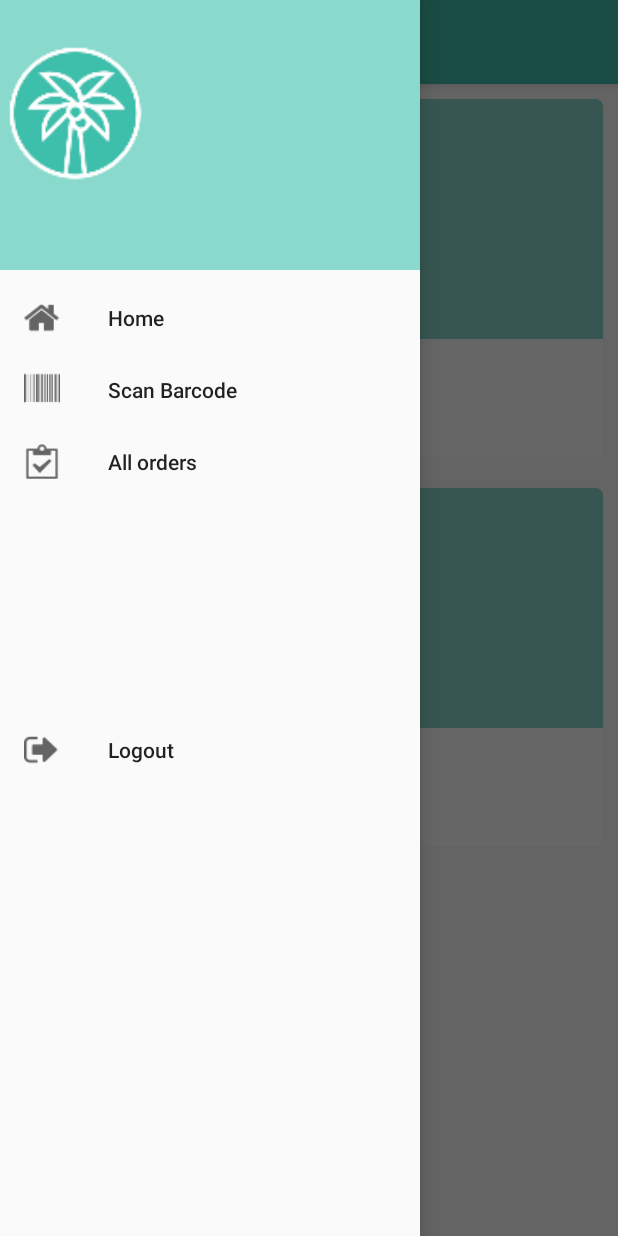
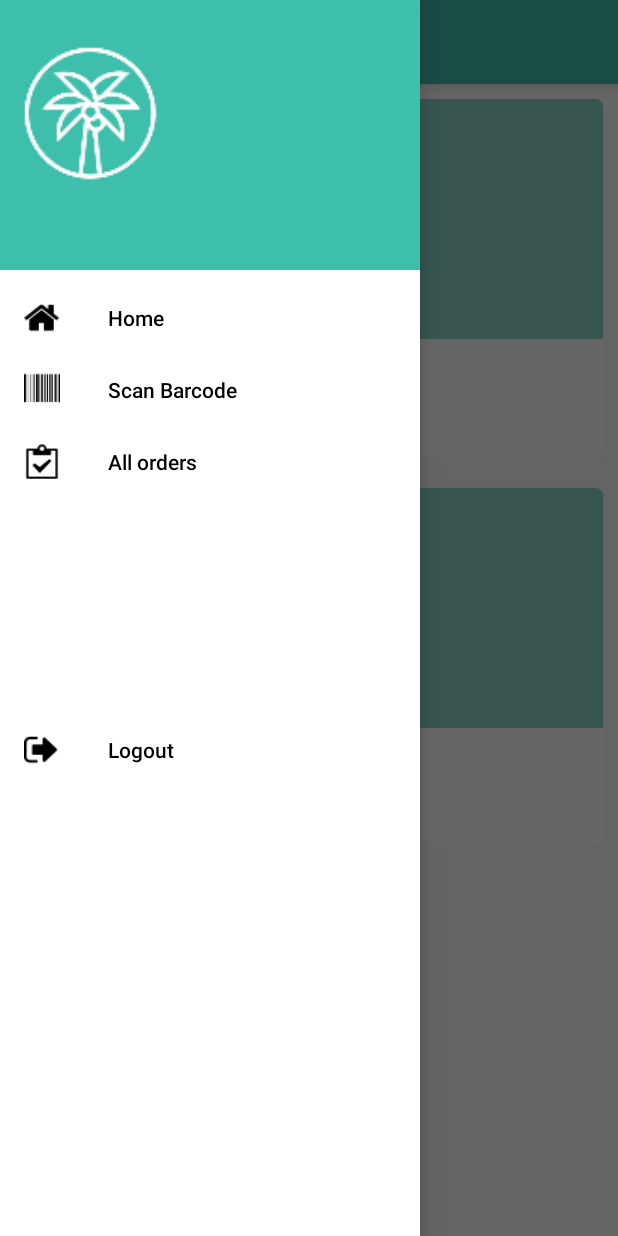
Before and after one commit to mahmud6390/WooCommerceVendor, an Android app: the HomeActivity screen opened directly, with no data from a screen before it, with the side drawer open, on a phone screen of 412 x 824 dp. Run offline under Robolectric (Android 15) with nearby library versions, the phone set to English and light mode, and no system bars; our stand-ins replace CircleImageView; libraries missing offline, so code that uses them is left out: com.amazonaws.mobile, com.amazonaws.mobileconnectors; pictures from the network do not load; 5 statements that could not run were skipped.

Commit message:
Navigation bar ui changes

```diff
--- /dev/null
+++ b/app/src/main/res/drawable/drawer_item_color.xml
@@ -0,0 +1,5 @@
+<?xml version="1.0" encoding="utf-8"?>
+<selector xmlns:android="http://schemas.android.com/apk/res/android">
+    <item android:color="@color/colorPrimary" android:state_checked="true" />
+    <item android:color="@color/black" />
+</selector>
--- a/app/src/main/res/layout/activity_main.xml
+++ b/app/src/main/res/layout/activity_main.xml
@@ -19,6 +19,9 @@
         android:layout_height="match_parent"
         android:layout_gravity="start"
         android:fitsSystemWindows="true"
+        android:background="@color/white"
+        app:itemIconTint="@drawable/drawer_item_color"
+        app:itemTextColor="@drawable/drawer_item_color"
         app:headerLayout="@layout/nav_header_main"
         app:menu="@menu/activity_main_drawer" />
 
--- a/app/src/main/res/layout/nav_header_main.xml
+++ b/app/src/main/res/layout/nav_header_main.xml
@@ -4,8 +4,8 @@
     android:layout_height="@dimen/nav_header_height"
     android:gravity="bottom"
     android:orientation="vertical"
-
-    android:background="@color/colorAccent"
+    android:paddingLeft="10dp"
+    android:background="@color/colorPrimary"
     android:theme="@style/ThemeOverlay.AppCompat.Dark">
 
     <com.mykaribe.vendor.view.ProfileImageView
@@ -23,6 +23,7 @@
         android:layout_margin="5dp"
         android:layout_below="@+id/imageView"
         android:textColor="@color/white"
+        android:textSize="14dp"
         android:text="My Name" />
     <TextView
         android:id="@+id/profile_email"
@@ -30,6 +31,7 @@
         android:layout_height="wrap_content"
         android:layout_below="@+id/profile_name"
         android:textColor="@color/white"
+        android:textSize="14dp"
         android:layout_marginLeft="5dp"
         android:layout_marginBottom="10dp"
         android:text="Emjhjhhjhjhail@gmail.com" />
--- a/app/src/main/res/layout/order_list_item.xml
+++ b/app/src/main/res/layout/order_list_item.xml
@@ -19,7 +19,6 @@
         android:layout_height="wrap_content"
         android:layout_centerVertical="true"
         android:gravity="center"
-        android:layout_marginLeft="5dp"
         android:orientation="vertical">
 
         <TextView
@@ -121,7 +120,6 @@
         android:layout_alignParentRight="true"
         android:gravity="center_horizontal"
         android:layout_centerVertical="true"
-        android:layout_marginRight="5dp"
         android:text="on hold" />
    </RelativeLayout>
 </android.support.v7.widget.CardView>
--- /dev/null
+++ b/app/src/main/res/values-v21/styles.xml
@@ -0,0 +1,14 @@
+<?xml version="1.0" encoding="utf-8"?>
+<resources>
+
+        <style name="AppTheme" parent="Theme.AppCompat.Light.DarkActionBar">
+                <!-- Customize your theme here. -->
+                <item name="colorPrimary">@color/colorPrimary</item>
+                <item name="colorPrimaryDark">@color/colorPrimaryDark</item>
+                <item name="colorAccent">@color/colorAccent</item>
+                <item name="android:statusBarColor">@color/colorAccent</item>
+                <item name="windowActionBar">false</item>
+                <item name="windowNoTitle">true</item>
+                <item name="android:windowActionBarOverlay">true</item>
+        </style>
+</resources>
--- a/app/src/main/res/values/dimens.xml
+++ b/app/src/main/res/values/dimens.xml
@@ -1,4 +1,4 @@
-<resources>
+<resources xmlns:tools="http://schemas.android.com/tools">
     <dimen name="nav_header_vertical_spacing">16dp</dimen>
     <dimen name="nav_header_height">180dp</dimen>
     <!-- Default screen margins, per the Android Design guidelines. -->
@@ -7,4 +7,5 @@
     <dimen name="fab_margin">16dp</dimen>
     <dimen name="title_text_size">20dp</dimen>
     <dimen name="description_txt">16dp</dimen>
+    <dimen tools:override="true" name="design_navigation_icon_padding">10dp</dimen>
 </resources>
```
